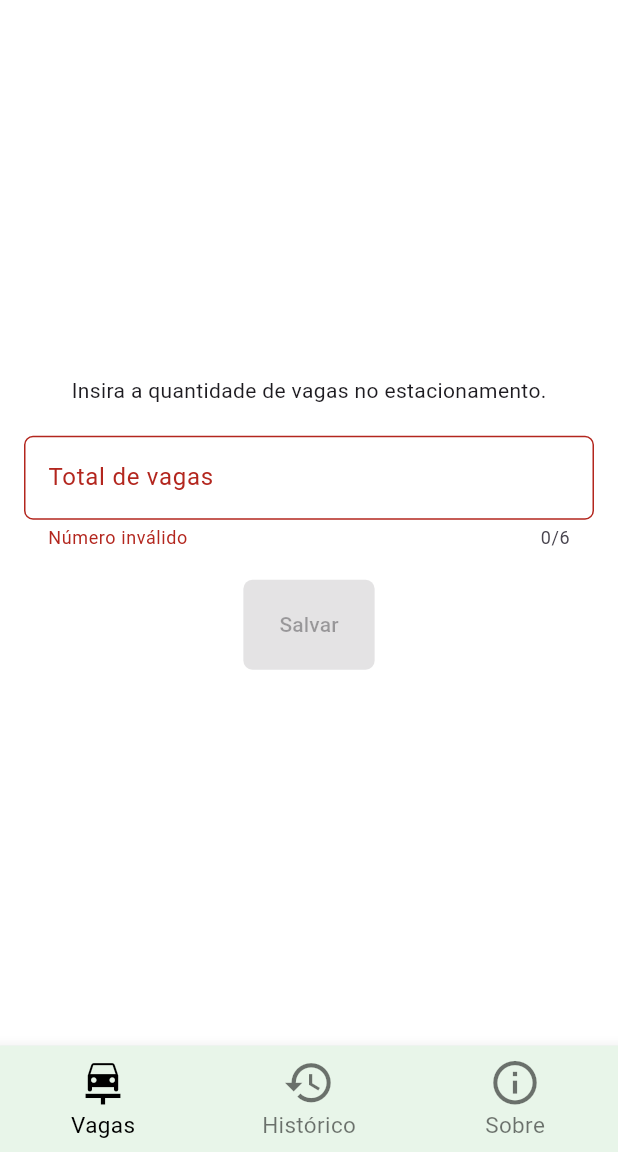
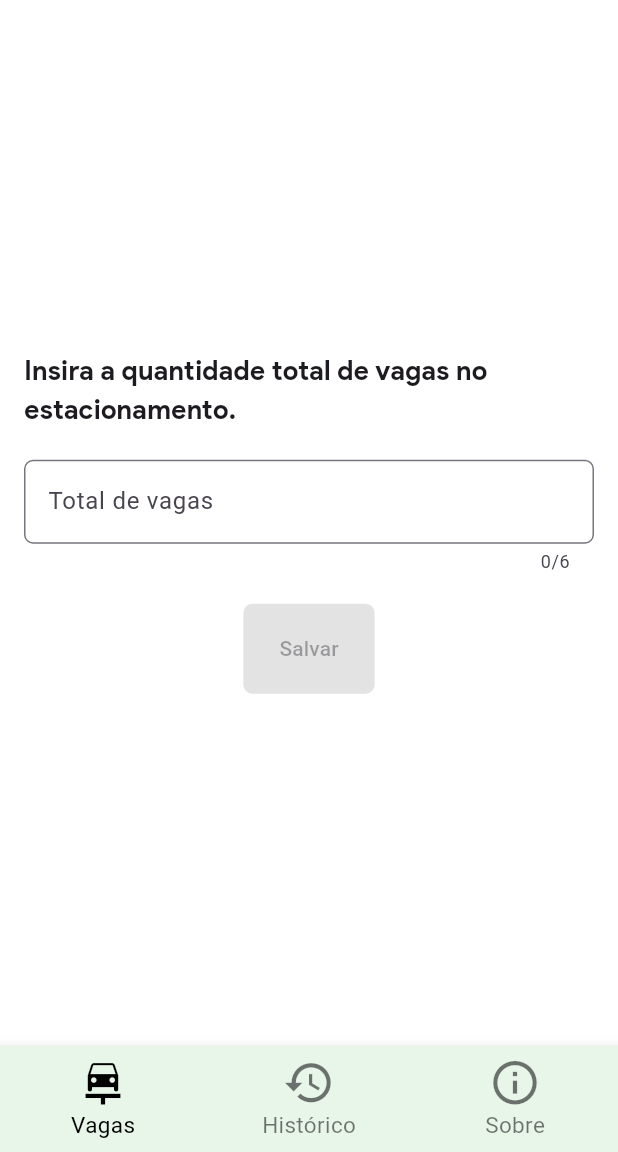
Before and after one commit to DenersonHenrique/parking_check, a Flutter app: the screen it shows after launch, on a phone screen of 412 x 824 dp, the part 84-1236 px from its top. Run offline on Flutter 3.47's test engine with Material 3 defaults, Android fonts, the phone set to English and light mode, and no system bars; our stand-ins replace bloc, equatable, flutter_bloc, flutter_modular, shared_preferences, timeline_tile.

Commit message:
[main] Update views.

```diff
--- a/lib/modules/home/presentation/views/about/about_view.dart
+++ b/lib/modules/home/presentation/views/about/about_view.dart
@@ -7,10 +7,8 @@ class AboutView extends StatelessWidget {
   Widget build(BuildContext context) {
     return Container(
       color: Colors.white,
-      child: const Column(
-        children: <Widget>[
-          Text('Sobre'),
-        ],
+      child: const Center(
+        child: Text('Visualização página da Sobre'),
       ),
     );
   }
--- a/lib/shared/widgets/configure_spaces_widget.dart
+++ b/lib/shared/widgets/configure_spaces_widget.dart
@@ -25,7 +25,14 @@ class _ConfigSpacesWidgetState extends State<ConfigSpacesWidget> {
           mainAxisAlignment: MainAxisAlignment.center,
           crossAxisAlignment: CrossAxisAlignment.center,
           children: [
-            const Text('Insira a quantidade de vagas no estacionamento.'),
+            const Text(
+              'Insira a quantidade total de vagas no estacionamento.',
+              style: TextStyle(
+                fontSize: 18,
+                fontFamily: 'Google',
+                fontWeight: FontWeight.w600,
+              ),
+            ),
             const SizedBox(height: 20),
             TextFormField(
               controller: _controller,
@@ -36,8 +43,13 @@ class _ConfigSpacesWidgetState extends State<ConfigSpacesWidget> {
                   borderRadius: BorderRadius.circular(6.0),
                 ),
                 labelText: 'Total de vagas',
-                errorText: _isValid ? null : 'Número inválido',
               ),
+              validator: (value) {
+                if (value!.isEmpty) {
+                  return 'Campo obrigatório';
+                }
+                return null;
+              },
               onChanged: (value) {
                 setState(() {
                   _isValid =
```
Also changed, not shown: lib/modules/home/presentation/views/historic/historic_view.dart (+3 -7 lines), lib/modules/home/presentation/views/historic/widgets/historic_timeline_widget.dart (+12 -1 lines).
